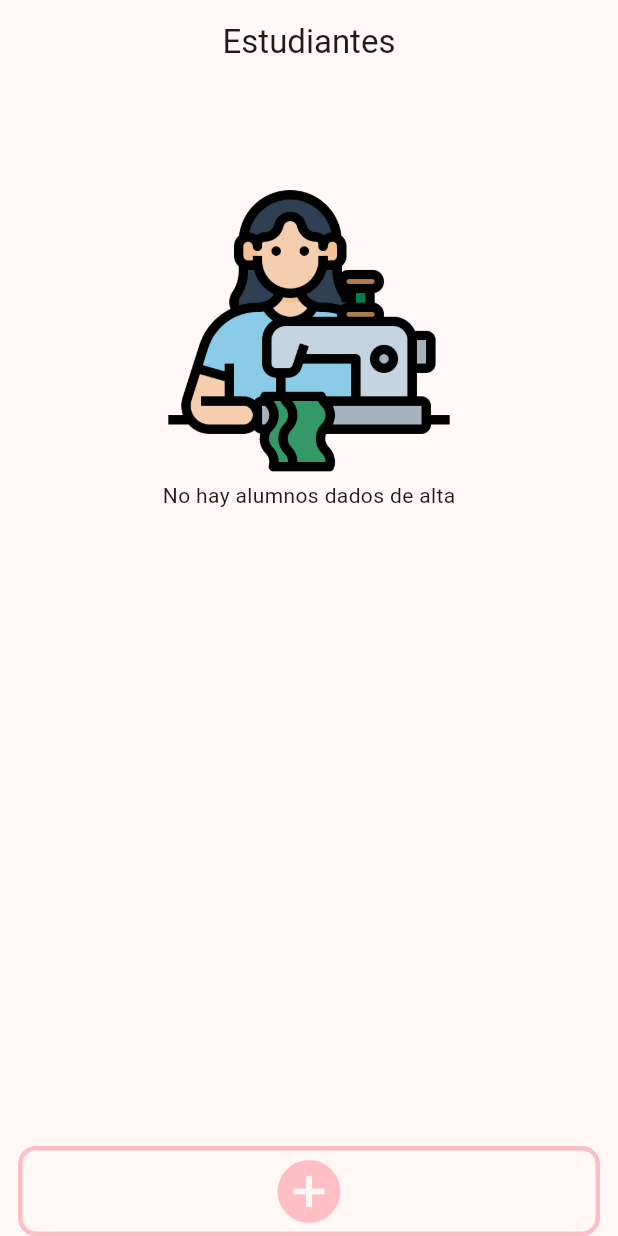
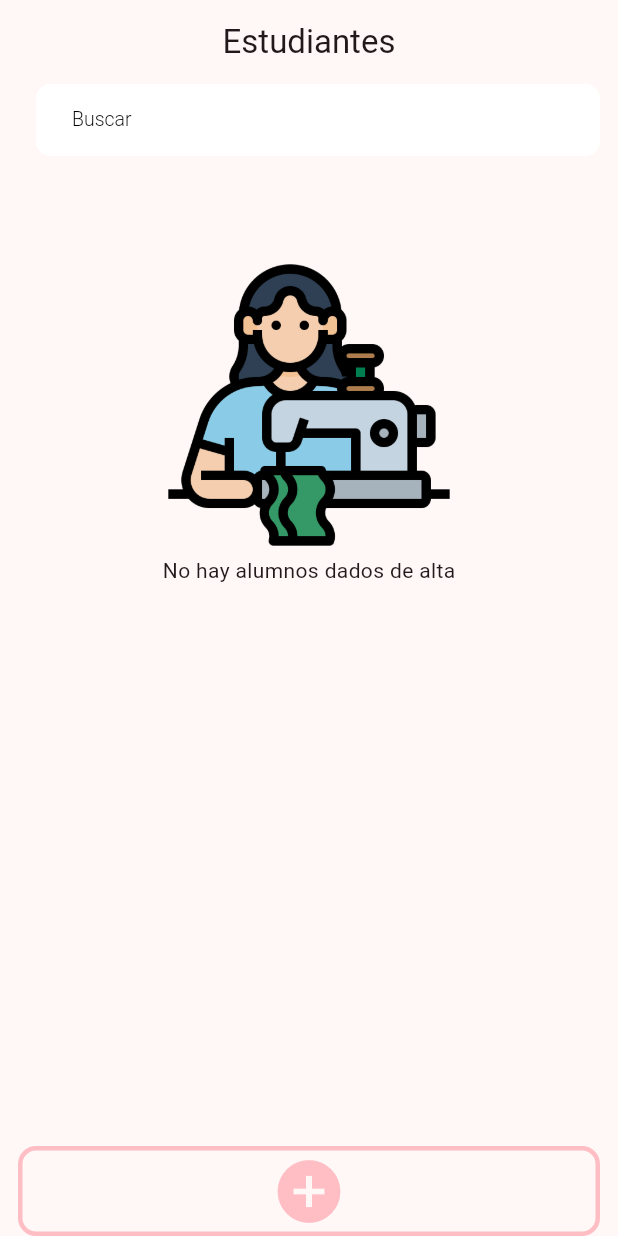
Before and after one commit to Ridley7/ElenaSorianoClases, a Flutter app: the StudentsScreen screen opened by its route, on a phone screen of 412 x 824 dp. Run offline on Flutter 3.47's test engine with Material 3 defaults, Android fonts, the phone set to English and light mode, and no system bars; our stand-ins replace cloud_firestore, firebase_auth, firebase_core, flutter_riverpod, go_router, table_calendar; accounts and stored records are empty; Roboto replaces fonts that are missing (Montserrat).

Commit message:
add: Barra de busqueda añadida

```diff
--- /dev/null
+++ b/lib/presentation/providers/search/filtered_student_provider.dart
@@ -0,0 +1,16 @@
+import 'package:elenasorianoclases/domain/entities/student_model.dart';
+import 'package:elenasorianoclases/presentation/providers/list_student_provider.dart';
+import 'package:elenasorianoclases/presentation/providers/search/search_query_provider.dart';
+import 'package:flutter_riverpod/flutter_riverpod.dart';
+
+final filteredStudentProviders = Provider<List<StudentModel>>((ref){
+  List<StudentModel> studentList = ref.watch(listStudentsProvider);
+  String searchQuery = ref.watch(searchQueryProvider).toLowerCase();
+
+  //Aplicamos el filtrado
+  List<StudentModel> filteredList = studentList.where((student){
+    return student.name.toLowerCase().contains(searchQuery) || student.surename.toLowerCase().contains(searchQuery);
+  }).toList();
+
+  return filteredList;
+});
--- /dev/null
+++ b/lib/presentation/providers/search/search_query_provider.dart
@@ -0,0 +1,3 @@
+import 'package:flutter_riverpod/flutter_riverpod.dart';
+
+final searchQueryProvider = StateProvider<String>((ref) => "");
--- a/lib/presentation/screens/students_screen.dart
+++ b/lib/presentation/screens/students_screen.dart
@@ -1,6 +1,6 @@
 
 import 'package:elenasorianoclases/domain/entities/student_model.dart';
-import 'package:elenasorianoclases/presentation/providers/list_student_provider.dart';
+import 'package:elenasorianoclases/presentation/providers/search/filtered_student_provider.dart';
 import 'package:elenasorianoclases/presentation/widgets/empty_list_widget.dart';
 import 'package:elenasorianoclases/presentation/widgets/item_list_student.dart';
 import 'package:elenasorianoclases/presentation/widgets/search_password_bar.dart';
@@ -23,20 +23,21 @@ class StudentsScreenState extends ConsumerState<StudentsScreen> {
 
     //ME QUEDO AQUI. HAY QUE IMPLEMENTAR LA BARRA DE BUSQUEDA DE ESTUDIANTES
     //CAMBIAR DE IDIOMA A EL TIME PICKER Y DATE PICKER
-    List<StudentModel> listaEstudiantes = ref.watch(listStudentsProvider);
+    List<StudentModel> listaEstudiantes = ref.watch(filteredStudentProviders);
 
     return Scaffold(
       appBar: AppBar(title: const Text("Estudiantes"), centerTitle: true),
       body: Column(
         children: [
+
+          const SearchPasswordBar(),
+
           listaEstudiantes.isEmpty
           ? const EmptyListWidget(image: "de-coser.png", message: "No hay alumnos dados de alta",)
-          :
-          const SearchPasswordBar(),
+          : const SizedBox(height: 8),
 
-          const SizedBox(height: 8),
-
-          Expanded(
+          listaEstudiantes.isNotEmpty
+          ? Expanded(
             child: ListView.builder(
               shrinkWrap: true,
               itemCount: listaEstudiantes.length,
@@ -45,7 +46,8 @@ class StudentsScreenState extends ConsumerState<StudentsScreen> {
                 return ItemListStudent(estudiante: estudiante);
               },
             ),
-          ),
+          )
+          : const SizedBox(),
 
 
           const SizedBox(height: 2,),
--- a/lib/presentation/widgets/empty_list_widget.dart
+++ b/lib/presentation/widgets/empty_list_widget.dart
@@ -11,6 +11,10 @@ class EmptyListWidget extends StatelessWidget {
   @override
   Widget build(BuildContext context) {
     return Expanded(
+      child: SingleChildScrollView(
+
+        child: Padding(
+          padding: const EdgeInsets.only(top: 64.0),
           child: Column(
             crossAxisAlignment: CrossAxisAlignment.center,
             mainAxisAlignment: MainAxisAlignment.center,
@@ -25,6 +29,8 @@ class EmptyListWidget extends StatelessWidget {
               Text(message)
             ],
           ),
+        ),
+      ),
     );
   }
 }
--- a/lib/presentation/widgets/search_password_bar.dart
+++ b/lib/presentation/widgets/search_password_bar.dart
@@ -1,3 +1,4 @@
+import 'package:elenasorianoclases/presentation/providers/search/search_query_provider.dart';
 import 'package:flutter/material.dart';
 import 'package:flutter_riverpod/flutter_riverpod.dart';
 
@@ -18,11 +19,11 @@ class SearchPasswordBarState extends ConsumerState<SearchPasswordBar> {
     //Agregamos un listener para cuando se esta escribiendo algo
     _searchController.addListener(() {
       if(_searchController.text.length > 3){
-        //ref.read(searchQueryProvider.notifier).state = _searchController.text;
+        ref.read(searchQueryProvider.notifier).state = _searchController.text;
       }
 
       if(_searchController.text.isEmpty){
-        //ref.read(searchQueryProvider.notifier).state = "";
+        ref.read(searchQueryProvider.notifier).state = "";
       }
     });
   }
```
Also changed, not shown: 4 other files. Lines whose indentation alone changed are shown as unchanged.
